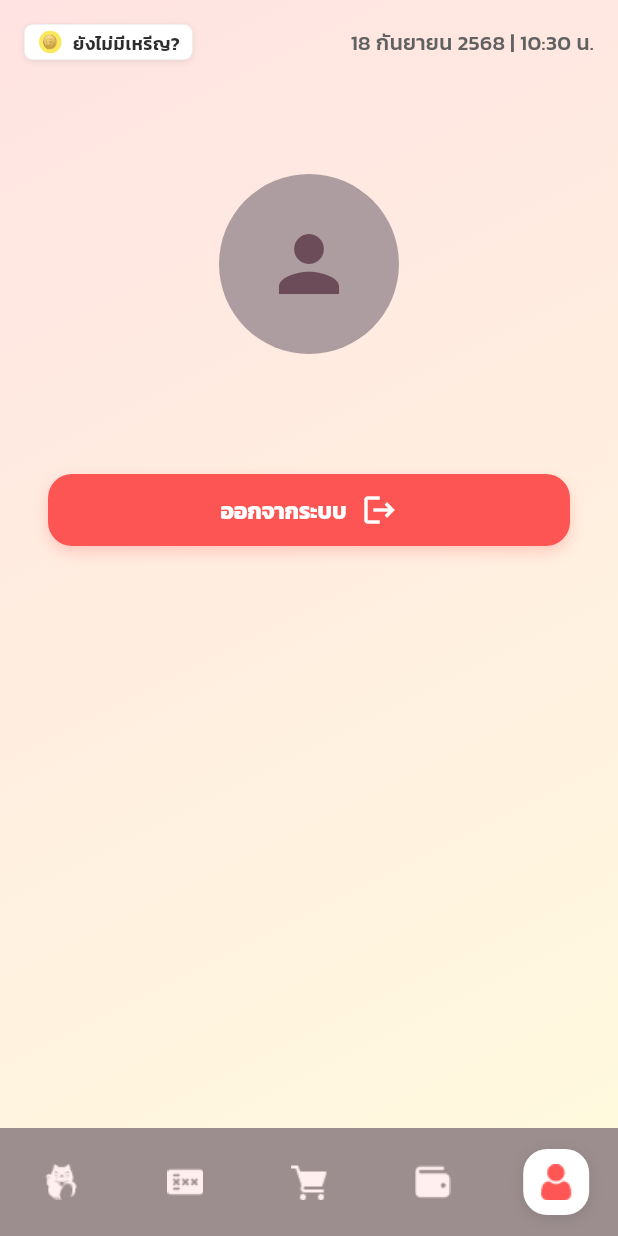
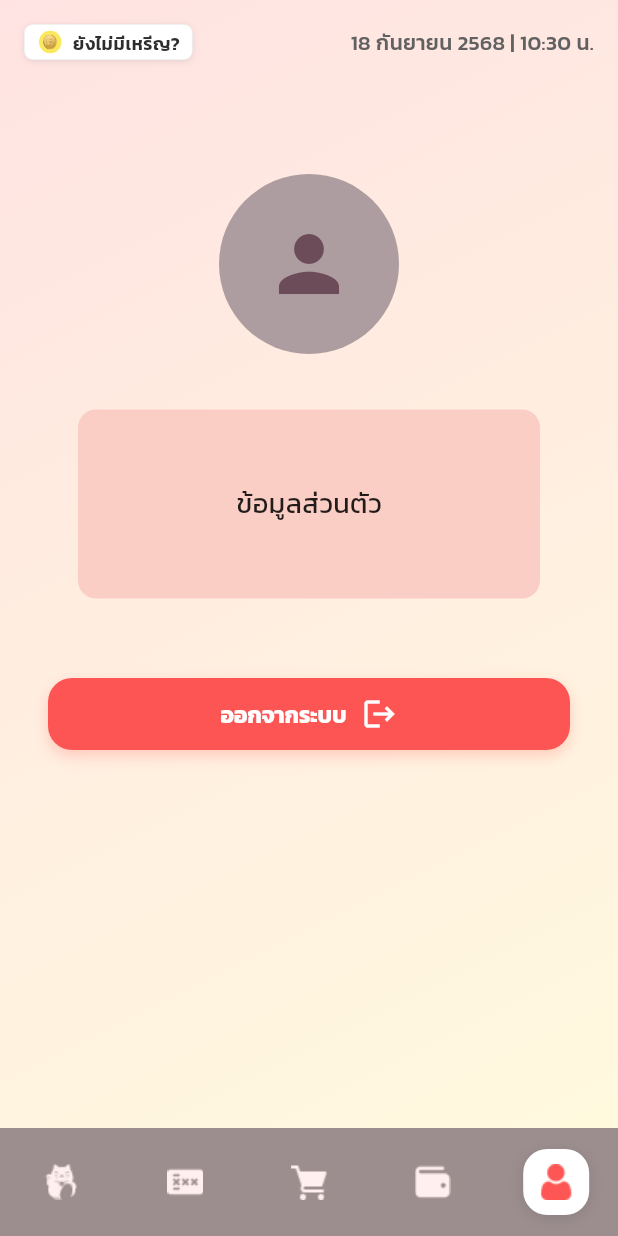
Before and after one commit to TheeraphatStudent/Locatto, a Flutter app: the MainLayout screen opened directly, item 5 of the bottom bar chosen, on a phone screen of 412 x 824 dp. Run offline on Flutter 3.47's test engine with Material 3 defaults, Android fonts, the phone set to English and light mode, and no system bars; our stand-ins replace file_picker, flutter_secure_storage, qr_flutter; missing offline and left inert: dart_jsonwebtoken, flutter_popup_card; accounts and stored records are empty; project files that could hold a hidden picture were left out.

Commit message:
ProfilePage & profile_Detail

```diff
--- a/app/lib/components/MainLayout.dart
+++ b/app/lib/components/MainLayout.dart
@@ -5,12 +5,14 @@ import 'package:flutter/material.dart';
 
 class MainLayout extends StatelessWidget {
   final Widget body;
+  final PreferredSizeWidget? appBar;
   final bool showHeader;
   final bool showFooter;
 
   const MainLayout({
     super.key,
     required this.body,
+    this.appBar,
     this.showHeader = true,
     this.showFooter = true,
   });
@@ -21,7 +23,7 @@ class MainLayout extends StatelessWidget {
       decoration: const BoxDecoration(gradient: AppColors.softGradientPrimary),
       child: Scaffold(
         backgroundColor: Colors.transparent,
-        appBar: showHeader ? const Header() : null,
+        appBar: appBar ?? (showHeader ? const Header() : null),
         body: Padding(
           padding: const EdgeInsets.symmetric(horizontal: 16, vertical: 24),
           child: body,
--- a/app/lib/main.dart
+++ b/app/lib/main.dart
@@ -7,6 +7,7 @@ import 'package:app/pages/home.page.dart';
 import 'package:app/pages/login.page.dart';
 import 'package:app/pages/lottery.page.dart';
 import 'package:app/pages/onboarding.page.dart';
+import 'package:app/pages/profile_detail.dart';
 // import 'package:app/components/Avatar.dart';
 // import 'package:app/components/Button.dart';
 // import 'package:app/components/Footer.dart';
@@ -31,7 +32,7 @@ class MyApp extends StatelessWidget {
   Widget build(BuildContext context) {
     return MaterialApp(
       theme: AppTheme.lightTheme,
-      initialRoute: '/test',
+      initialRoute: '/profile',
       routes: {
         '/login': (context) => const LoginPage(),
         '/register': (context) => const RegisterPage(),
@@ -43,6 +44,7 @@ class MyApp extends StatelessWidget {
         '/onboarding': (context) => const OnBoardingPage(),
         '/forgotpass': (context) => const ForgotPassPage(),
         '/boxreward': (context) => const Box_make_reward(),
+        '/profile_detail': (context) => const Profile_Detail(),
 
         '/debug': (context) => const DebugPage(),
         '/test': (context) => const TestPage(),
--- a/app/lib/pages/profile.page.dart
+++ b/app/lib/pages/profile.page.dart
@@ -5,6 +5,7 @@ import 'package:app/service/auth.dart';
 import 'package:app/service/user.dart';
 import 'package:flutter/material.dart';
 import 'dart:developer';
+import 'package:app/pages/profile_detail.dart';
 
 class ProfilePage extends StatefulWidget {
   const ProfilePage({super.key});
@@ -57,6 +58,33 @@ class _ProfilePageState extends State<ProfilePage> {
           const SizedBox(height: 20),
           Center(child: Avatar(state: AvatarState.view, size: 120)),
           const SizedBox(height: 32),
+
+          GestureDetector(
+            onTap: () {
+              Navigator.push(
+                context,
+                MaterialPageRoute(builder: (_) => const Profile_Detail()),
+              );
+            },
+            child: Container(
+              padding: const EdgeInsets.fromLTRB(0,50,0,50),
+              margin: const EdgeInsets.symmetric(horizontal: 20, vertical: 5),
+              decoration: BoxDecoration(
+                color: const Color.fromARGB(255, 250, 206, 197),
+                borderRadius: BorderRadius.circular(12),
+              ),
+              alignment: Alignment.center,
+              child: const Text(
+                "ข้อมูลส่วนตัว",
+                style: TextStyle(
+                  fontSize: 18,
+                  //fontWeight: FontWeight.bold,
+                  color: Colors.black87,
+                ),
+              ),
+            ),
+          ),
+
           const SizedBox(height: 48),
           ButtonActions(
             variant: ButtonVariant.primary,
```
Also changed, not shown: app/lib/pages/profile_detail.dart (added, +124 -0 lines).
